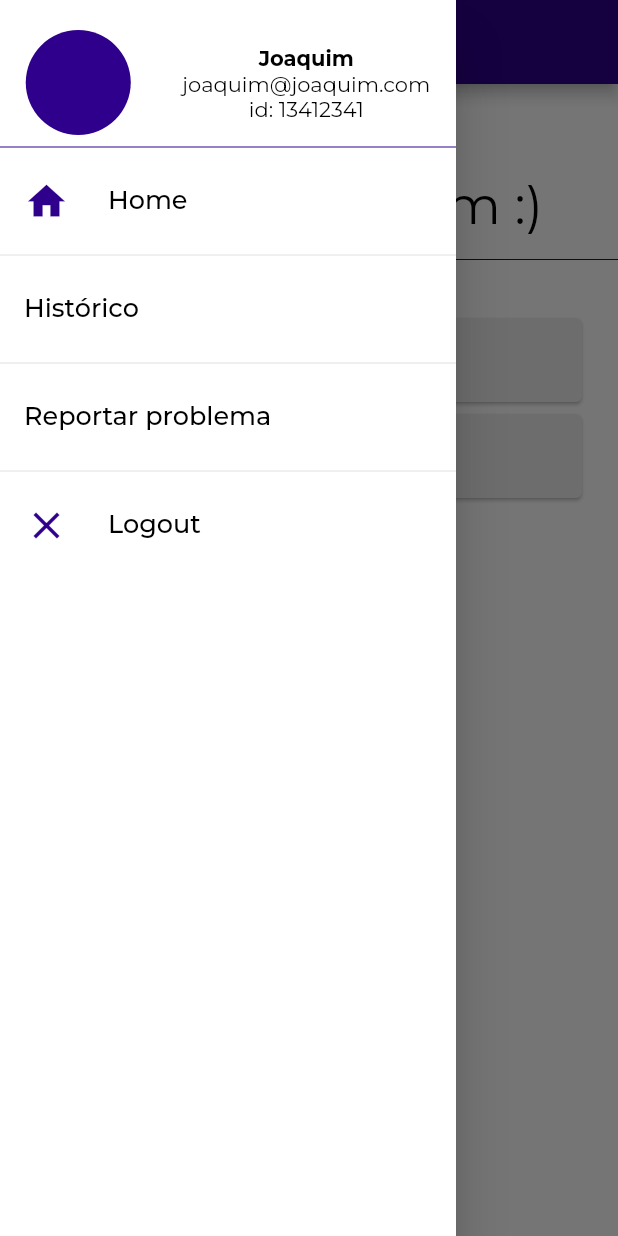
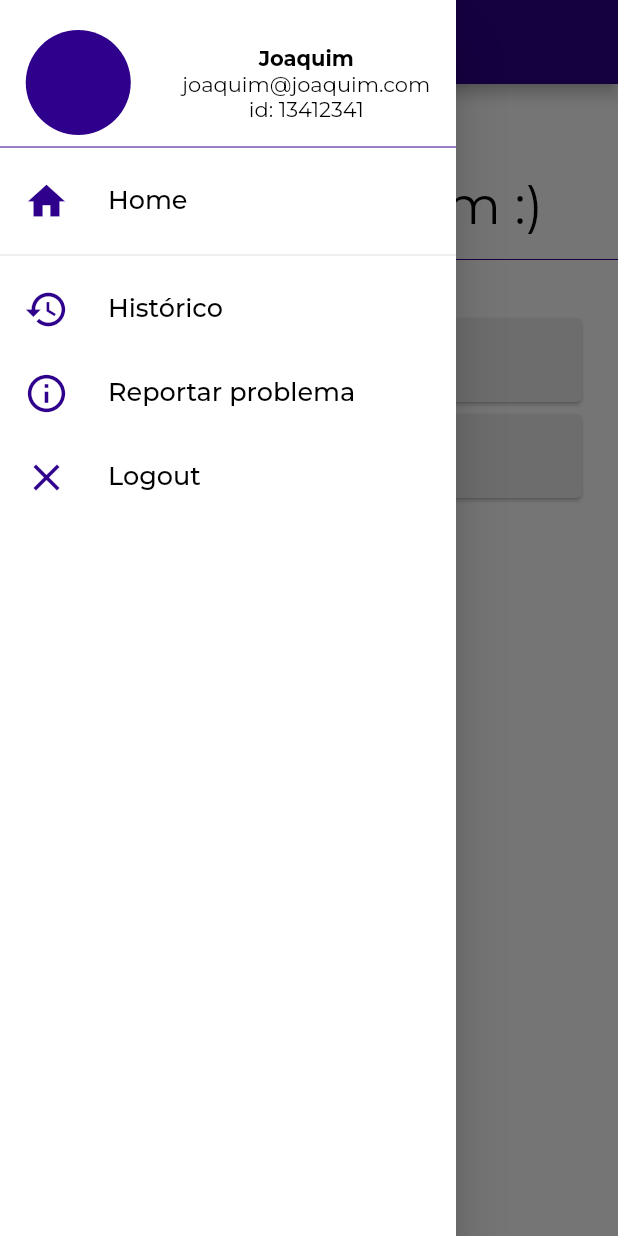
Before and after one commit to pedromtelho/BrasaHacks, a Flutter app: the DriverView screen opened by its route, with the side drawer open, on a phone screen of 412 x 824 dp. Run offline on Flutter 3.47's test engine with Material 2 defaults, Android fonts, the phone set to English and light mode, and no system bars; our stand-ins replace google_fonts, qr_flutter; network calls fail.

Commit message:
fixing bugs

```diff
--- a/ehlo55front/lib/components/DriverView/ListCards.dart
+++ b/ehlo55front/lib/components/DriverView/ListCards.dart
@@ -73,10 +73,10 @@ class _ListCardsState extends State<ListCards> {
                     onTap: () {
                       if (item.onTap == "map") {
                         fetchData(
-                            'http://192.168.15.20:3000/shipping/next/5e651dc4c4320757c93594f5');
+                            'http://10.92.175.188:3000/shipping/next/5e651dc4c4320757c93594f5');
                       } else if (item.onTap == "pay") {
                         getData(
-                            'http://192.168.15.20:3000/shipping/next/5e651dc4c4320757c93594f5');
+                            'http://10.92.175.188:3000/shipping/next/5e651dc4c4320757c93594f5');
                       } else {
                         Navigator.pushNamed(
                           context,
--- a/ehlo55front/lib/components/SideBar.dart
+++ b/ehlo55front/lib/components/SideBar.dart
@@ -8,19 +8,35 @@ class SideBar extends StatefulWidget {
   String id;
   String email;
   Color backgroundColorAvatar;
-  List<String> listTiles;
+  Map<String, Map> mapTiles;
   SideBar(
       {this.name,
       this.id,
       this.email,
       this.backgroundColorAvatar,
-      this.listTiles});
+      this.mapTiles});
 
   @override
   _SideBarState createState() => _SideBarState();
 }
 
 class _SideBarState extends State<SideBar> {
+  List<ListTile> listTileGenerator = [];
+
+  dynamic getTiles(dynamic mapTiles) {
+    widget.mapTiles.forEach((key, value) {
+      listTileGenerator.add(ListTile(
+        leading: value["icon"],
+        onTap: () => {},
+        title: TextMont(
+          text: key,
+          textSize: 17,
+        ),
+      ));
+    });
+    return listTileGenerator;
+  }
+
   @override
   Widget build(BuildContext context) {
     double c_width = MediaQuery.of(context).size.width * 0.8;
@@ -69,7 +85,7 @@ class _SideBarState extends State<SideBar> {
                     color: HexColor("#2E008B"),
                   ),
                   ListTile(
-                    onTap: () => {},
+                    onTap: () => {Navigator.pushNamed(context, '/')},
                     title: TextMont(
                       text: "Home",
                       textSize: 17,
@@ -81,26 +97,28 @@ class _SideBarState extends State<SideBar> {
                     ),
                   ),
                   Divider(),
-                  for (var tilesName in widget.listTiles)
-                    Column(
-                      children: <Widget>[
-                        ListTile(
-                          onTap: () => {},
-                          title: TextMont(
-                            text: tilesName,
-                            textSize: 17,
-                          ),
-                        ),
-                        Divider(),
-                      ],
-                    ),
+                  // for (var tilesName in widget.listTiles)
+
+                  Column(
+                    children: <Widget>[
+                      for (var i in getTiles(widget.mapTiles)) i,
+                      // ListTile(
+                      //   onTap: () => {},
+                      //   title: TextMont(
+                      //     text: tilesName,
+                      //     textSize: 17,
+                      //   ),
+                      // ),
+                      // Divider(),
+                    ],
+                  ),
                 ],
               ),
             ),
             Column(
               children: <Widget>[
                 ListTile(
-                  onTap: () => {},
+                  onTap: () => {Navigator.pushNamed(context, '/')},
                   title: TextMont(
                     text: "Logout",
                     textSize: 17,
--- a/ehlo55front/lib/views/DriverViews/DriverPayment.dart
+++ b/ehlo55front/lib/views/DriverViews/DriverPayment.dart
@@ -18,9 +18,6 @@ class _DriverPaymentState extends State<DriverPayment> {
 
   Future fetchData(
       String url, String brand, String type, String quantity) async {
-    print("quantity: " + quantity);
-    print("type: " + type);
-    print("brand: " + brand);
     var body = json.encode({
       'signature': 'Fazer do algoritmo',
       'lastUpdateHash': 'pegar automaticamente (info shippment)',
@@ -50,7 +47,7 @@ class _DriverPaymentState extends State<DriverPayment> {
       body: Container(
         child: FutureBuilder(
           future: fetchData(
-              'http://192.168.15.20:3000/shipping/5e651dc4c4320757c93594f5',
+              'http://10.92.175.188:3000/shipping/5e651dc4c4320757c93594f5',
               args.productBrand,
               args.productType,
               args.quantity),
--- a/ehlo55front/lib/views/DriverViews/DriverView.dart
+++ b/ehlo55front/lib/views/DriverViews/DriverView.dart
@@ -81,7 +81,22 @@ class _DriverViewState extends State<DriverView> {
       sideBar: SideBar(
         backgroundColorAvatar: HexColor("#2E008B"),
         id: "13412341",
-        listTiles: ["Histórico", "Reportar problema"],
+        mapTiles: {
+          "Histórico": {
+            "icon": Icon(
+              Icons.history,
+              color: HexColor("#2E008B"),
+              size: 30,
+            )
+          },
+          "Reportar problema": {
+            "icon": Icon(
+              Icons.info_outline,
+              color: HexColor("#2E008B"),
+              size: 30,
+            )
+          }
+        },
         email: "joaquim@joaquim.com",
         name: "Joaquim",
       ),
```
Also changed, not shown: ehlo55front/lib/views/BaristaViews/BaristaView.dart (+16 -1 lines).
